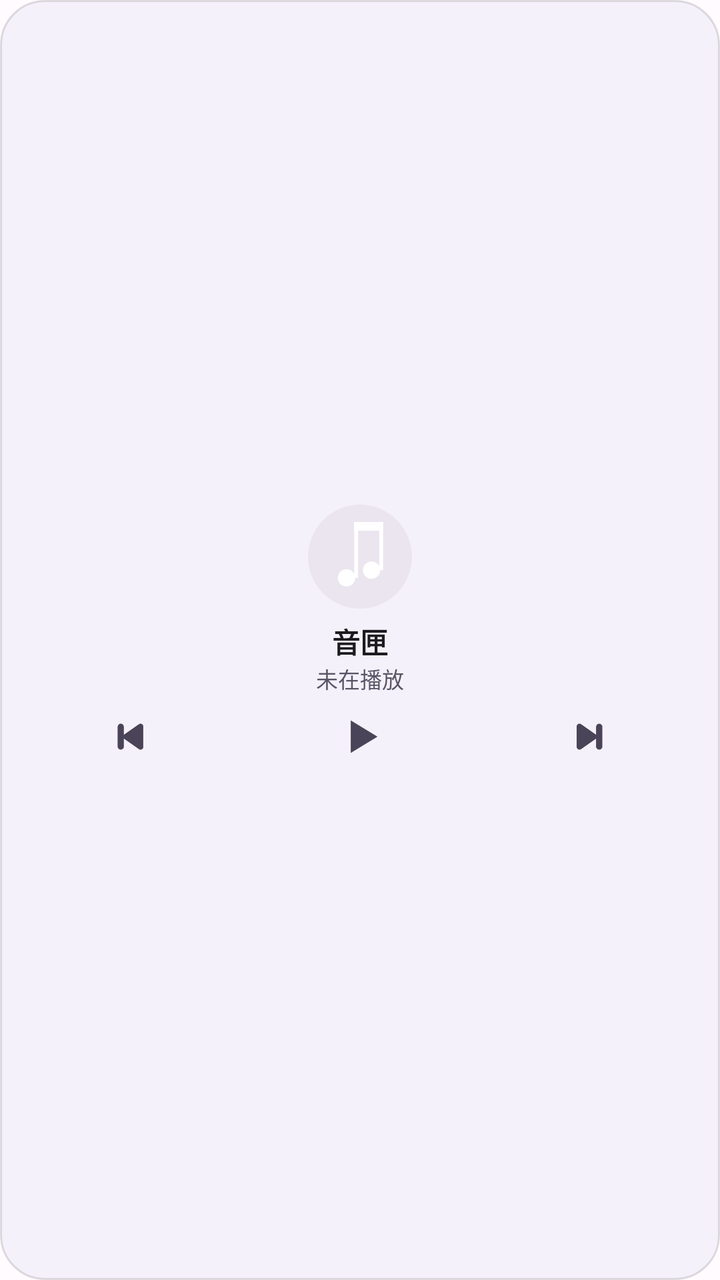
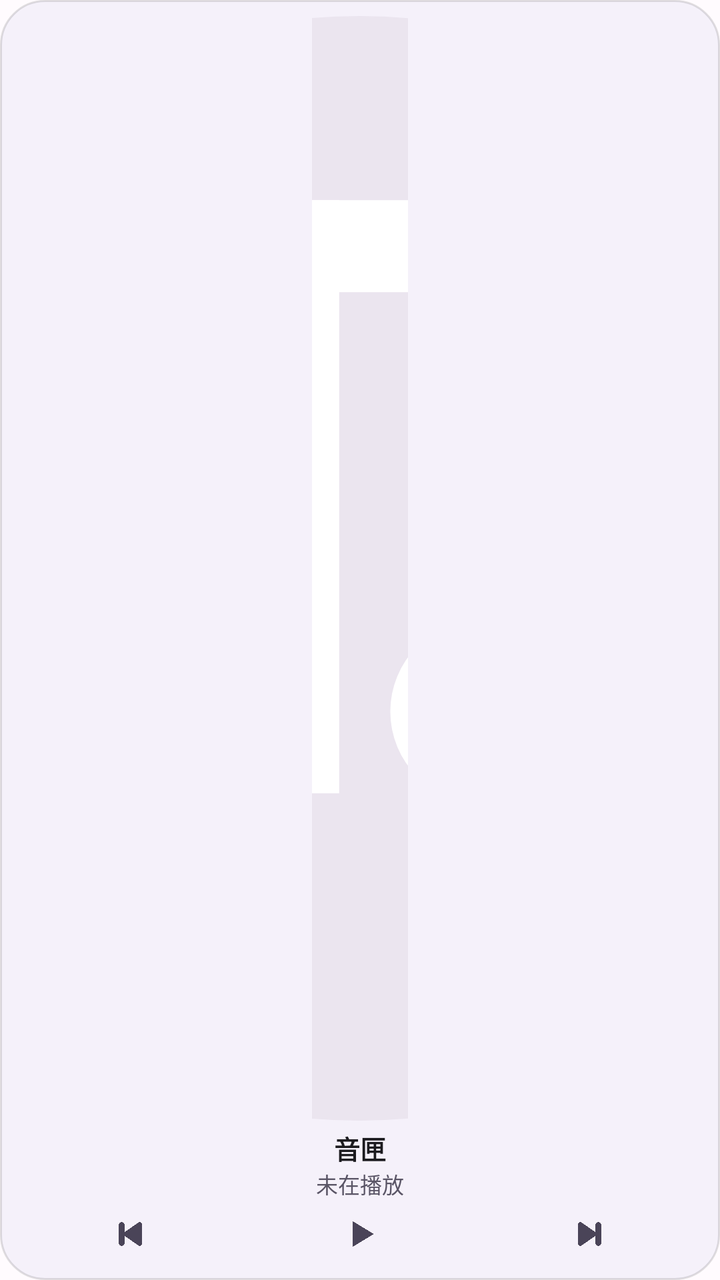

Two renders of the same Android screen: before a commit and after it. Below are the layout's source before the change and the commit's diff.
<!-- AndroidManifest.xml: application theme Theme.Yinxia -->
<!-- res/layout/widget_player_square.xml -->
<?xml version="1.0" encoding="utf-8"?>
<LinearLayout xmlns:android="http://schemas.android.com/apk/res/android"
    android:id="@+id/widget_root"
    android:layout_width="match_parent"
    android:layout_height="match_parent"
    android:background="@drawable/widget_background"
    android:gravity="center"
    android:orientation="vertical"
    android:padding="8dp">

    <ImageView
        android:id="@+id/widget_cover"
        android:layout_width="52dp"
        android:layout_height="52dp"
        android:scaleType="centerCrop"
        android:src="@drawable/widget_cover_placeholder" />

    <TextView
        android:id="@+id/widget_title"
        android:layout_width="match_parent"
        android:layout_height="wrap_content"
        android:layout_marginTop="6dp"
        android:ellipsize="end"
        android:gravity="center"
        android:maxLines="1"
        android:text="@string/app_name"
        android:textColor="@color/widget_text_primary"
        android:textSize="14sp"
        android:textStyle="bold" />

    <TextView
        android:id="@+id/widget_artist"
        android:layout_width="match_parent"
        android:layout_height="wrap_content"
        android:ellipsize="end"
        android:gravity="center"
        android:maxLines="1"
        android:text="@string/widget_idle"
        android:textColor="@color/widget_text_secondary"
        android:textSize="11sp" />

    <LinearLayout
        android:layout_width="match_parent"
        android:layout_height="wrap_content"
        android:layout_marginTop="2dp"
        android:gravity="center"
        android:orientation="horizontal">

        <ImageButton
            android:id="@+id/widget_prev"
            android:layout_width="0dp"
            android:layout_height="34dp"
            android:layout_weight="1"
            android:background="?android:attr/selectableItemBackgroundBorderless"
            android:contentDescription="@string/action_previous"
            android:padding="6dp"
            android:scaleType="fitCenter"
            android:src="@drawable/ic_skip_previous"
            android:tint="@color/widget_icon" />

        <ImageButton
            android:id="@+id/widget_toggle"
            android:layout_width="0dp"
            android:layout_height="38dp"
            android:layout_weight="1"
            android:background="?android:attr/selectableItemBackgroundBorderless"
            android:contentDescription="@string/action_play"
            android:padding="5dp"
            android:scaleType="fitCenter"
            android:src="@drawable/ic_play"
            android:tint="@color/widget_icon" />

        <ImageButton
            android:id="@+id/widget_next"
            android:layout_width="0dp"
            android:layout_height="34dp"
            android:layout_weight="1"
            android:background="?android:attr/selectableItemBackgroundBorderless"
            android:contentDescription="@string/action_next"
            android:padding="6dp"
            android:scaleType="fitCenter"
            android:src="@drawable/ic_skip_next"
            android:tint="@color/widget_icon" />
    </LinearLayout>
</LinearLayout>
<!-- resources referenced by this layout -->
<resources>
  <color name="widget_icon">#4A4458</color>
  <color name="widget_text_primary">#1C1B1F</color>
  <color name="widget_text_secondary">#5A5566</color>
  <!-- drawable ic_play (drawable) -->
  <?xml version="1.0" encoding="utf-8"?>
  <vector xmlns:android="http://schemas.android.com/apk/res/android"
      android:width="24dp"
      android:height="24dp"
      android:viewportWidth="24"
      android:viewportHeight="24">
      <path
          android:fillColor="#FFFFFF"
          android:pathData="M8,5 L19.5,12 L8,19 Z" />
  </vector>
  <!-- drawable ic_skip_next (drawable) -->
  <?xml version="1.0" encoding="utf-8"?>
  <vector xmlns:android="http://schemas.android.com/apk/res/android"
      android:width="24dp"
      android:height="24dp"
      android:viewportWidth="24"
      android:viewportHeight="24">
      <path
          android:fillColor="#FFFFFF"
          android:strokeColor="#FFFFFF"
          android:strokeWidth="3"
          android:strokeLineJoin="round"
          android:strokeLineCap="round"
          android:pathData="M6.6,6.4 L14.6,12 L6.6,17.6 Z" />
      <path
          android:fillColor="#00000000"
          android:strokeColor="#FFFFFF"
          android:strokeWidth="3.4"
          android:strokeLineCap="round"
          android:pathData="M17.4,6.6 V17.4" />
  </vector>
  <!-- drawable ic_skip_previous (drawable) -->
  <?xml version="1.0" encoding="utf-8"?>
  <vector xmlns:android="http://schemas.android.com/apk/res/android"
      android:width="24dp"
      android:height="24dp"
      android:viewportWidth="24"
      android:viewportHeight="24">
      <path
          android:fillColor="#FFFFFF"
          android:strokeColor="#FFFFFF"
          android:strokeWidth="3"
          android:strokeLineJoin="round"
          android:strokeLineCap="round"
          android:pathData="M17.4,6.4 L9.4,12 L17.4,17.6 Z" />
      <path
          android:fillColor="#00000000"
          android:strokeColor="#FFFFFF"
          android:strokeWidth="3.4"
          android:strokeLineCap="round"
          android:pathData="M6.6,6.6 V17.4" />
  </vector>
  <!-- drawable widget_background (drawable) -->
  <?xml version="1.0" encoding="utf-8"?>
  <shape xmlns:android="http://schemas.android.com/apk/res/android"
      android:shape="rectangle">
      <solid android:color="@color/widget_background" />
      <corners android:radius="22dp" />
      <stroke
          android:width="1dp"
          android:color="@color/widget_outline" />
  </shape>
  <!-- drawable widget_cover_placeholder (drawable) -->
  <?xml version="1.0" encoding="utf-8"?>
  <layer-list xmlns:android="http://schemas.android.com/apk/res/android">
      <item>
          <shape android:shape="rectangle">
              <solid android:color="@color/widget_placeholder" />
              <corners android:radius="16dp" />
          </shape>
      </item>
      <item
          android:width="30dp"
          android:height="30dp"
          android:drawable="@drawable/ic_launcher_foreground"
          android:gravity="center" />
  </layer-list>
  <string name="action_next">下一首</string>
  <string name="action_play">播放</string>
  <string name="action_previous">上一首</string>
  <string name="app_name">音匣</string>
  <string name="widget_idle">未在播放</string>
  <style name="Theme.Yinxia" parent="@android:style/Theme.Material.Light.NoActionBar">
          <item name="android:windowBackground">@color/splash_background</item>
      </style>
  <color name="widget_background">#D9F4F0FA</color>
  <color name="widget_outline">#1F000000</color>
  <color name="widget_placeholder">#B3E7E0EC</color>
  <color name="splash_background">#FFFBFE</color>
</resources>

<!-- the commit's change to res/layout/widget_player_square.xml (unified diff, before → after) -->
@@ -10,8 +10,10 @@
 
     <ImageView
         android:id="@+id/widget_cover"
-        android:layout_width="52dp"
-        android:layout_height="52dp"
+        android:layout_width="48dp"
+        android:layout_height="0dp"
+        android:layout_weight="1"
+        android:minHeight="24dp"
         android:scaleType="centerCrop"
         android:src="@drawable/widget_cover_placeholder" />
 
@@ -19,13 +21,13 @@
         android:id="@+id/widget_title"
         android:layout_width="match_parent"
         android:layout_height="wrap_content"
-        android:layout_marginTop="6dp"
+        android:layout_marginTop="4dp"
         android:ellipsize="end"
         android:gravity="center"
         android:maxLines="1"
         android:text="@string/app_name"
         android:textColor="@color/widget_text_primary"
-        android:textSize="14sp"
+        android:textSize="13sp"
         android:textStyle="bold" />
 
     <TextView
@@ -41,7 +43,7 @@
 
     <LinearLayout
         android:layout_width="match_parent"
-        android:layout_height="wrap_content"
+        android:layout_height="30dp"
         android:layout_marginTop="2dp"
         android:gravity="center"
         android:orientation="horizontal">
@@ -49,11 +51,11 @@
         <ImageButton
             android:id="@+id/widget_prev"
             android:layout_width="0dp"
-            android:layout_height="34dp"
+            android:layout_height="match_parent"
             android:layout_weight="1"
             android:background="?android:attr/selectableItemBackgroundBorderless"
             android:contentDescription="@string/action_previous"
-            android:padding="6dp"
+            android:padding="5dp"
             android:scaleType="fitCenter"
             android:src="@drawable/ic_skip_previous"
             android:tint="@color/widget_icon" />
@@ -61,11 +63,11 @@
         <ImageButton
             android:id="@+id/widget_toggle"
             android:layout_width="0dp"
-            android:layout_height="38dp"
+            android:layout_height="match_parent"
             android:layout_weight="1"
             android:background="?android:attr/selectableItemBackgroundBorderless"
             android:contentDescription="@string/action_play"
-            android:padding="5dp"
+            android:padding="4dp"
             android:scaleType="fitCenter"
             android:src="@drawable/ic_play"
             android:tint="@color/widget_icon" />
@@ -73,11 +75,11 @@
         <ImageButton
             android:id="@+id/widget_next"
             android:layout_width="0dp"
-            android:layout_height="34dp"
+            android:layout_height="match_parent"
             android:layout_weight="1"
             android:background="?android:attr/selectableItemBackgroundBorderless"
             android:contentDescription="@string/action_next"
-            android:padding="6dp"
+            android:padding="5dp"
             android:scaleType="fitCenter"
             android:src="@drawable/ic_skip_next"
             android:tint="@color/widget_icon" />
